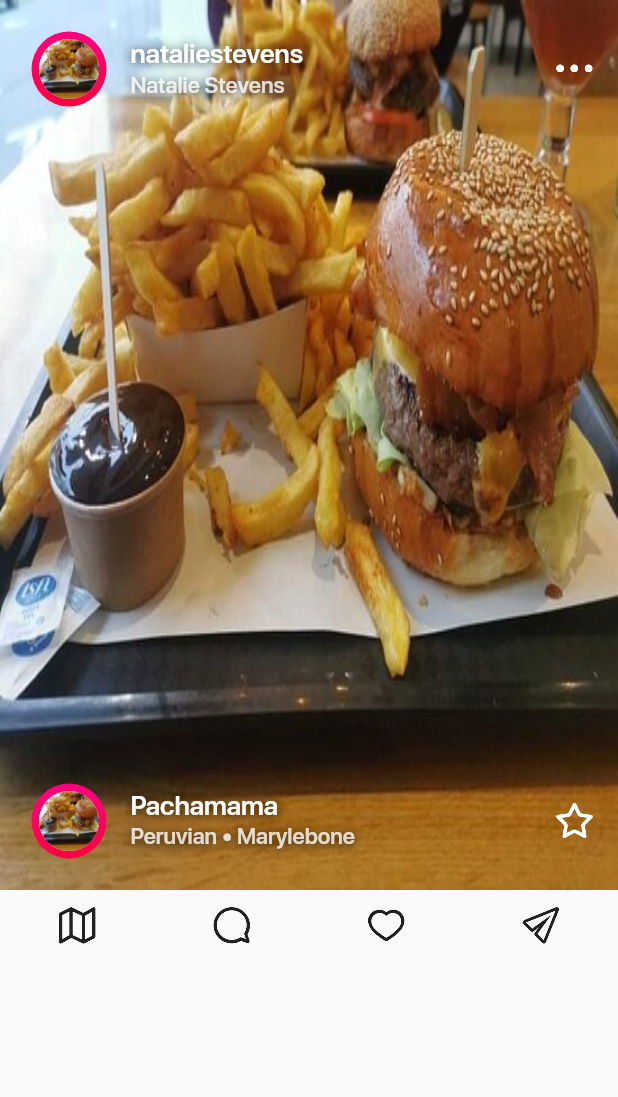
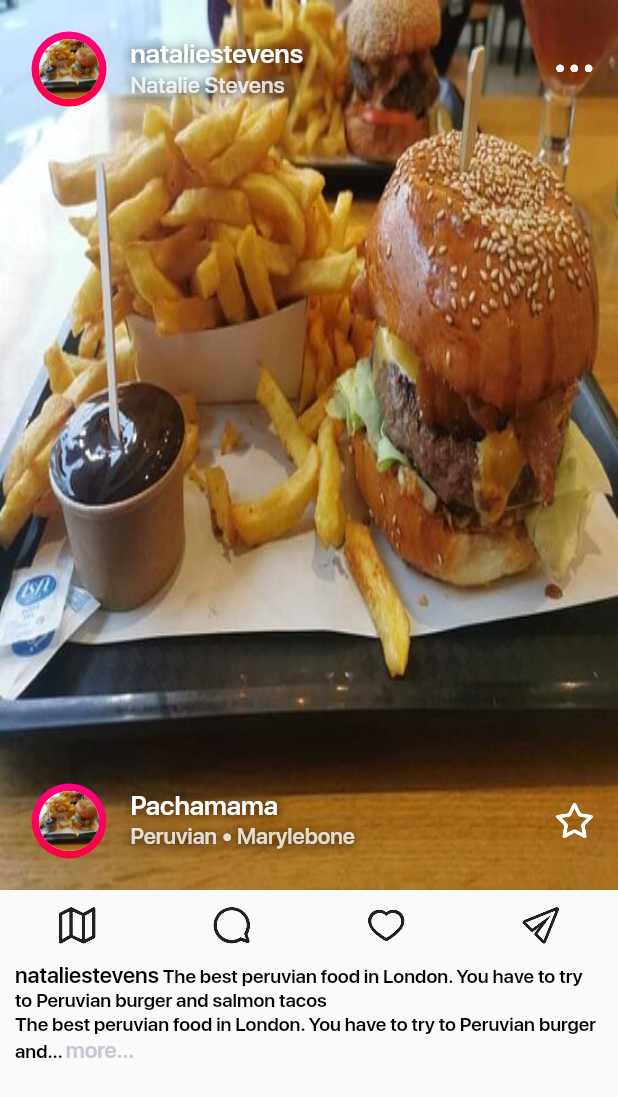
Before and after one commit to Djihanegh/Spotlas-Flutter-Dev-Test, a Flutter app: the screen it shows after launch, on a phone screen of 412 x 824 dp. Shown: the top 1097 px of the screen. Run offline on Flutter 3.47's test engine with Material 2 defaults, Android fonts, the phone set to English and light mode, and no system bars; drawn by our look-alikes of auto_size_text; our stand-ins replace cached_network_image, chopper, dartz, flutter_bloc, freezed_annotation, get_it and 2 more; generated files the repository leaves out were written again; project files that could hold a hidden picture were left out.

Commit message:
added rich text

```diff
--- /dev/null
+++ b/lib/presentation/components/read_more_widget.dart
@@ -0,0 +1,256 @@
+import 'package:flutter/gestures.dart';
+import 'package:flutter/material.dart';
+
+enum TrimMode {
+  Length,
+  Line,
+}
+
+class ReadMoreText extends StatefulWidget {
+  const ReadMoreText(
+    this.data, {
+    Key? key,
+    this.trimExpandedText = 'show less',
+    this.trimCollapsedText = 'read more',
+    this.colorClickableText,
+    this.trimLength = 240,
+    this.trimLines = 2,
+    this.trimMode = TrimMode.Length,
+    this.style,
+    this.textAlign,
+    this.textDirection,
+    this.locale,
+    this.textScaleFactor,
+    this.semanticsLabel,
+    this.moreStyle,
+    this.lessStyle,
+    this.delimiter = _kEllipsis + ' ',
+    this.delimiterStyle,
+    this.callback,
+    required this.title,
+    this.titleTextStyle,
+  }) : super(key: key);
+
+  /// Used on TrimMode.Length
+  final int trimLength;
+
+  /// Used on TrimMode.Lines
+  final int trimLines;
+
+  /// Determines the type of trim. TrimMode.Length takes into account
+  /// the number of letters, while TrimMode.Lines takes into account
+  /// the number of lines
+  final TrimMode trimMode;
+
+  /// TextStyle for expanded text
+  final TextStyle? moreStyle;
+
+  /// TextStyle for compressed text
+  final TextStyle? lessStyle;
+
+  ///Called when state change between expanded/compress
+  final Function(bool val)? callback;
+
+  final String delimiter;
+  final String data;
+  final String title;
+  final String trimExpandedText;
+  final String trimCollapsedText;
+  final Color? colorClickableText;
+  final TextStyle? style;
+  final TextStyle? titleTextStyle;
+  final TextAlign? textAlign;
+  final TextDirection? textDirection;
+  final Locale? locale;
+  final double? textScaleFactor;
+  final String? semanticsLabel;
+  final TextStyle? delimiterStyle;
+
+  @override
+  ReadMoreTextState createState() => ReadMoreTextState();
+}
+
+const String _kEllipsis = '\u2026';
+
+const String _kLineSeparator = '\u2028';
+
+class ReadMoreTextState extends State<ReadMoreText> {
+  bool _readMore = true;
+
+  void _onTapLink() {
+    setState(() {
+      _readMore = !_readMore;
+      widget.callback?.call(_readMore);
+    });
+  }
+
+  @override
+  Widget build(BuildContext context) {
+    final DefaultTextStyle defaultTextStyle = DefaultTextStyle.of(context);
+    TextStyle? effectiveTextStyle = widget.style;
+    if (widget.style?.inherit ?? false) {
+      effectiveTextStyle = defaultTextStyle.style.merge(widget.style);
+    }
+
+    final textAlign =
+        widget.textAlign ?? defaultTextStyle.textAlign ?? TextAlign.start;
+    final textDirection = widget.textDirection ?? Directionality.of(context);
+    final textScaleFactor =
+        widget.textScaleFactor ?? MediaQuery.textScaleFactorOf(context);
+    final overflow = defaultTextStyle.overflow;
+    final locale = widget.locale ?? Localizations.maybeLocaleOf(context);
+
+    final colorClickableText =
+        widget.colorClickableText ?? Theme.of(context).accentColor;
+    final _defaultLessStyle = widget.lessStyle ??
+        effectiveTextStyle?.copyWith(color: colorClickableText);
+    final _defaultMoreStyle = widget.moreStyle ??
+        effectiveTextStyle?.copyWith(color: colorClickableText);
+    final _defaultDelimiterStyle = widget.delimiterStyle ?? effectiveTextStyle;
+
+    TextSpan link = TextSpan(
+      text: _readMore ? widget.trimCollapsedText : widget.trimExpandedText,
+      style: _readMore ? _defaultMoreStyle : _defaultLessStyle,
+      recognizer: TapGestureRecognizer()..onTap = _onTapLink,
+    );
+
+    TextSpan _delimiter = TextSpan(
+      text: _readMore
+          ? widget.trimCollapsedText.isNotEmpty
+              ? widget.delimiter
+              : ''
+          : '',
+      style: _defaultDelimiterStyle,
+      recognizer: TapGestureRecognizer()..onTap = _onTapLink,
+    );
+
+    Widget result = LayoutBuilder(
+      builder: (BuildContext context, BoxConstraints constraints) {
+        assert(constraints.hasBoundedWidth);
+        final double maxWidth = constraints.maxWidth;
+
+        // Create a TextSpan with data
+        final text = TextSpan(
+          children: <TextSpan>[
+            TextSpan(text: widget.title, style: widget.titleTextStyle),
+            TextSpan(text: widget.data, style: effectiveTextStyle)
+          ],
+        );
+
+        // Layout and measure link
+        TextPainter textPainter = TextPainter(
+          text: link,
+          textAlign: textAlign,
+          textDirection: textDirection,
+          textScaleFactor: textScaleFactor,
+          maxLines: widget.trimLines,
+          ellipsis: overflow == TextOverflow.ellipsis ? widget.delimiter : null,
+          locale: locale,
+        );
+        textPainter.layout(minWidth: 0, maxWidth: maxWidth);
+        final linkSize = textPainter.size;
+
+        // Layout and measure delimiter
+        textPainter.text = _delimiter;
+        textPainter.layout(minWidth: 0, maxWidth: maxWidth);
+        final delimiterSize = textPainter.size;
+
+        // Layout and measure text
+        textPainter.text = text;
+        textPainter.layout(minWidth: constraints.minWidth, maxWidth: maxWidth);
+        final textSize = textPainter.size;
+
+        // Get the endIndex of data
+        bool linkLongerThanLine = false;
+        int endIndex;
+
+        if (linkSize.width < maxWidth) {
+          final readMoreSize = linkSize.width + delimiterSize.width;
+          final pos = textPainter.getPositionForOffset(Offset(
+            textDirection == TextDirection.rtl
+                ? readMoreSize
+                : textSize.width - readMoreSize,
+            textSize.height,
+          ));
+          endIndex = textPainter.getOffsetBefore(pos.offset) ?? 0;
+        } else {
+          var pos = textPainter.getPositionForOffset(
+            textSize.bottomLeft(Offset.zero),
+          );
+          endIndex = pos.offset;
+          linkLongerThanLine = true;
+        }
+
+        var textSpan;
+        switch (widget.trimMode) {
+          case TrimMode.Length:
+            if (widget.trimLength < widget.data.length) {
+              textSpan = TextSpan(
+                style: effectiveTextStyle,
+                text: _readMore
+                    ? widget.data.substring(0, widget.trimLength)
+                    : widget.data,
+                children: <TextSpan>[_delimiter, link],
+              );
+            } else {
+              textSpan = TextSpan(
+                children: <TextSpan>[
+                  TextSpan(text: widget.title, style: widget.titleTextStyle),
+                  TextSpan(text: widget.data, style: effectiveTextStyle)
+                ],
+              );
+            }
+            break;
+          case TrimMode.Line:
+            if (textPainter.didExceedMaxLines) {
+              textSpan = TextSpan(
+                children: <TextSpan>[
+                  TextSpan(text: widget.title, style: widget.titleTextStyle),
+                  TextSpan(
+                      text: _readMore
+                          ? widget.data.substring(0, endIndex) +
+                              (linkLongerThanLine ? _kLineSeparator : '')
+                          : widget.data,
+                      style: effectiveTextStyle),
+                  _delimiter,
+                  link
+                ],
+              );
+            } else {
+              textSpan = TextSpan(
+                children: <TextSpan>[
+                  TextSpan(text: widget.title, style: widget.titleTextStyle),
+                  TextSpan(text: widget.data, style: effectiveTextStyle)
+                ],
+              );
+            }
+            break;
+          default:
+            throw Exception(
+                'TrimMode type: ${widget.trimMode} is not supported');
+        }
+
+        return RichText(
+          textAlign: textAlign,
+          textDirection: textDirection,
+          softWrap: true,
+          //softWrap,
+          overflow: TextOverflow.clip,
+          //overflow,
+          textScaleFactor: textScaleFactor,
+          text: textSpan,
+        );
+      },
+    );
+    if (widget.semanticsLabel != null) {
+      result = Semantics(
+        textDirection: widget.textDirection,
+        label: widget.semanticsLabel,
+        child: ExcludeSemantics(
+          child: result,
+        ),
+      );
+    }
+    return result;
+  }
+}
--- a/lib/presentation/feed/components/body.dart
+++ b/lib/presentation/feed/components/body.dart
@@ -4,6 +4,7 @@ import 'package:spotlas_test/utils/spotlas_icons_icons.dart';
 import '../../../utils/app_assets.dart';
 import '../../../utils/size_config.dart';
 import 'button_bar_widget.dart';
+import 'title_widget.dart';
 
 class Body extends StatefulWidget {
   const Body({Key? key}) : super(key: key);
@@ -76,6 +77,10 @@ class _BodyState extends State<Body> {
               ],
             )),
         const ButtonBarWidget(),
+        TitleWidget(
+            title: "nataliestevens",
+            text:
+                " The best peruvian food in London. You have to try to Peruvian burger and salmon tacos \nThe best peruvian food in London. You have to try to Peruvian burger and salmon tacos The best peruvian food in London.\n You have to try to Peruvian burger and salmon tacos"),
       ],
     )));
   }
--- /dev/null
+++ b/lib/presentation/feed/components/title_widget.dart
@@ -0,0 +1,35 @@
+import 'package:flutter/material.dart';
+import 'package:spotlas_test/utils/app_colors.dart';
+
+import '../../../utils/app_style.dart';
+import '../../components/read_more_widget.dart';
+
+class TitleWidget extends StatelessWidget {
+  const TitleWidget({Key? key, required this.text, required this.title})
+      : super(key: key);
+
+  final String text;
+  final String title;
+
+  @override
+  Widget build(BuildContext context) {
+    return Padding(
+        padding: const EdgeInsets.only(left: 10, right: 10),
+        child: ReadMoreText(
+          title: title,
+          titleTextStyle:
+              TextStyles.bold.copyWith(color: Colors.black, fontSize: 15),
+          text,
+          trimLines: 3,
+          trimMode: TrimMode.Line,
+          trimCollapsedText: 'more…',
+          trimExpandedText: 'less',
+          moreStyle:
+              TextStyles.regular.copyWith(color: AppColors.grey, fontSize: 15),
+          lessStyle:
+              TextStyles.regular.copyWith(color: AppColors.grey, fontSize: 15),
+          style: TextStyles.regular.copyWith(fontSize: 13),
+          callback: (bool c) {},
+        ));
+  }
+}
--- a/lib/utils/app_colors.dart
+++ b/lib/utils/app_colors.dart
@@ -6,4 +6,5 @@ class AppColors {
   static const spectrumYellow = Color(0xFFFFF000);
   static const pink = Color(0xFFFF0080);
   static const red = Color(0xFFFF0040);
+  static const grey = Color(0xFFC8C8D4);
 }
--- a/lib/utils/app_style.dart
+++ b/lib/utils/app_style.dart
@@ -1,11 +1,20 @@
 import 'package:flutter/material.dart';
-import 'package:google_fonts/google_fonts.dart';
 
 class TextStyles {
   static const semiBold = TextStyle(
     fontFamily: "SF PRO DISPLAY",
     fontWeight: FontWeight.w600,
     color: Colors.white,
+  );
+  static const bold = TextStyle(
+    fontFamily: "SF PRO DISPLAY",
+    fontWeight: FontWeight.w700,
+    color: Colors.black,
+  );
 
+  static const regular = TextStyle(
+    fontFamily: "SF PRO DISPLAY",
+    fontWeight: FontWeight.w400,
+    color: Colors.black,
   );
 }
```
